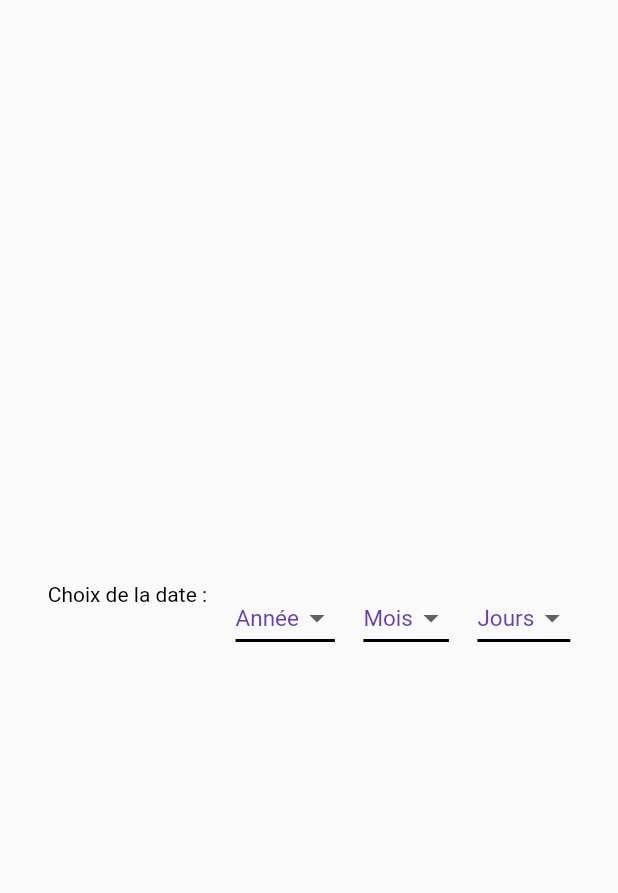
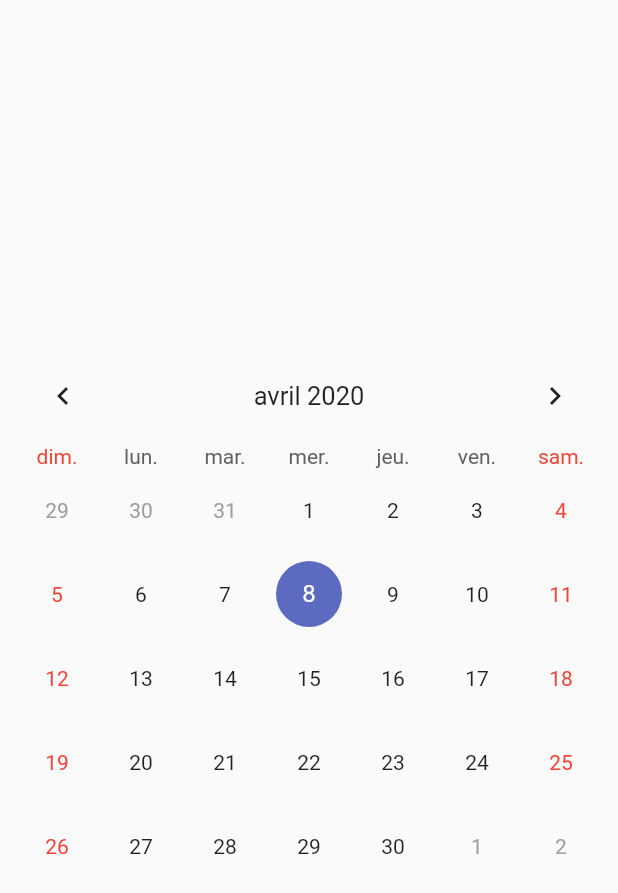
Before and after one commit to Katiana-jpg/bdebody, a Flutter app: the Calendrier screen opened directly, on a phone screen of 412 x 824 dp. Shown: the top 893 px of the screen. Run offline on Flutter 3.47's test engine with Material 2 defaults, Android fonts, the phone set to English and light mode, and no system bars; drawn by our look-alikes of table_calendar; our stand-ins replace flutter_datetime_picker, flutter_spinkit, syncfusion_flutter_calendar.

Commit message:
calendrier

```diff
--- a/lib/main.dart
+++ b/lib/main.dart
@@ -7,6 +7,8 @@ import 'CreationCompte/PremierePage/disponibilité.dart';
 
 import 'package:bdebody/chargement.dart';
 import 'package:bdebody/connexion.dart';
+
+import 'package:intl/date_symbol_data_local.dart';
 
 import 'package:flutter/material.dart';
 import 'CreationCompte/premiereUtilisation.dart';
@@ -25,7 +27,9 @@ import 'menu/profil.dart';
 import 'utilisateur.dart';
 import 'chargement.dart';
 
-void main() => runApp(MyApp());
+void main() {
+  initializeDateFormatting().then((_) => runApp(MyApp()));
+}
 
 Utilisateur utilisateur = new Utilisateur(nom:'Marc Antoine ', courriel:'Hien',poids: '17', age:'59', taille:'181');
 
--- a/lib/menu/calendrier.dart
+++ b/lib/menu/calendrier.dart
@@ -1,4 +1,6 @@
 import 'package:flutter/material.dart';
+import 'package:table_calendar/table_calendar.dart';
+import  'package:intl/date_symbol_data_local.dart';
 
 class Calendrier extends StatefulWidget {
   Calendrier({Key key}) : super(key: key);
@@ -8,89 +10,39 @@ class Calendrier extends StatefulWidget {
 }
 
 class CalendrierState extends State<Calendrier> {
-  List<String> annee = ['Année',
-    '2020',
-    '2021',
-    '2022',
-  ];
-  String choixannee = 'Mois';
-  List<String> mois = ['Mois','0', '1', '2', '3', '4'];
-  String choixmois  ;
-  List<String> jours = [
-    'Jours',
-    '0',
-    '1',
-    '2',
-  ];
-  String choixjours;
+  CalendarController _controller;
+  @override
+  void initState(){
+    super.initState();
+    _controller = CalendarController();
+  }
   @override
   Widget build(BuildContext context) {
     return Scaffold(
-        body: Center(
-      child: Wrap(
+        body: SafeArea(
+          child:Container(
+         padding : EdgeInsets.fromLTRB(10, 0,10, 0),
+      child: Column(
+        mainAxisAlignment: MainAxisAlignment.center,
         children: <Widget>[
-          Text(
-            'Choix de la date :',
-            style: TextStyle(
-              color: Colors.black,
-            ),
-          ),
-          SizedBox(width: 19.0),
-          DropdownButton<String>(
-            style: TextStyle(color: Colors.deepPurple, fontSize: 15.0),
-            underline: Container(
-              height: 2,
-              color: Colors.black,
-            ),
-            value: annee.elementAt(0),
-            iconSize: 24,
-            elevation: 24,
-            items: annee.map((String choix) {
-              return DropdownMenuItem<String>(value: choix, child: Text(choix));
-            }).toList(),
-            onChanged: (String nouveau) {
-              setState(() {
-                this.choixannee = nouveau;
-              });
-            },
-          ),
-          SizedBox(width: 19.0),
-          DropdownButton<String>(
-            style: TextStyle(color: Colors.deepPurple, fontSize: 15.0),
-            underline: Container(
-              height: 2,
-              color: Colors.black,
-            ),
-            value: mois.elementAt(0),
-            items: mois.map((String choix) {
-              return DropdownMenuItem<String>(value: choix, child: Text(choix));
-            }).toList(),
-            onChanged: (String nouveau) {
-              setState(() {
-                this.choixmois = nouveau;
-              });
-            },
-          ),
+        TableCalendar(locale:'fr_FR',
+        initialCalendarFormat: CalendarFormat.month,
+        calendarController: _controller,
+        calendarStyle: CalendarStyle(
+          todayColor: Colors.orangeAccent,
+          todayStyle: TextStyle(
+            fontWeight: FontWeight.w900,
+            fontSize: 20
 
-          SizedBox(width: 19.0),
-          DropdownButton<String>(
-            style: TextStyle(color: Colors.deepPurple, fontSize: 15.0),
-            underline: Container(
-              height: 2,
-              color: Colors.black,
-            ),
-            value:jours.elementAt(0),
-            items: jours.map((String choix) {
-              return DropdownMenuItem<String>(value: choix, child: Text(choix));
-            }).toList(),
-            onChanged: (String nouveau) {
-              setState(() {
-                this.choixjours = nouveau;
-              });
-            },
-          ),
-        ],
-      ),
-    ));
-  }
+
+          )
+        )
+       ,
+    headerStyle: HeaderStyle(
+centerHeaderTitle: true,
+formatButtonVisible: false,
+    ),  )
+      ],
+     )) ));
+   }
 }
--- a/pubspec.yaml
+++ b/pubspec.yaml
@@ -28,6 +28,8 @@ dependencies:
   flutter_datetime_picker: ^1.3.5
   syncfusion_flutter_calendar: ^17.4.40-beta
   flutter_picker: ^1.1.0
+  table_calendar: ^2.2.3
+  intl: ^0.16.1
 
 dev_dependencies:
   flutter_test:
```
Also changed, not shown: pubspec.lock.
